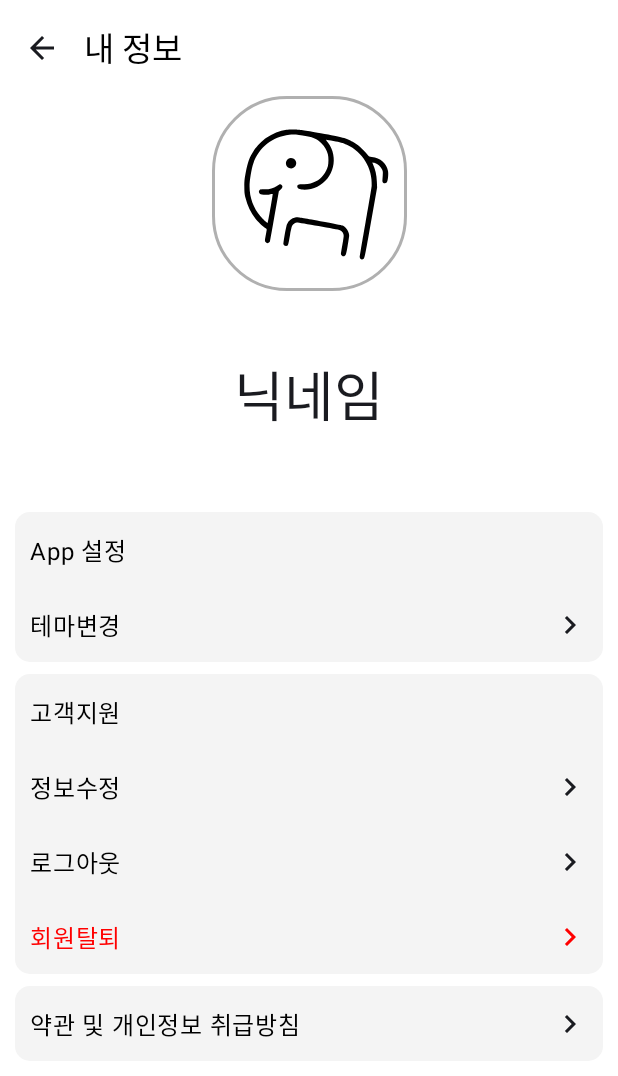
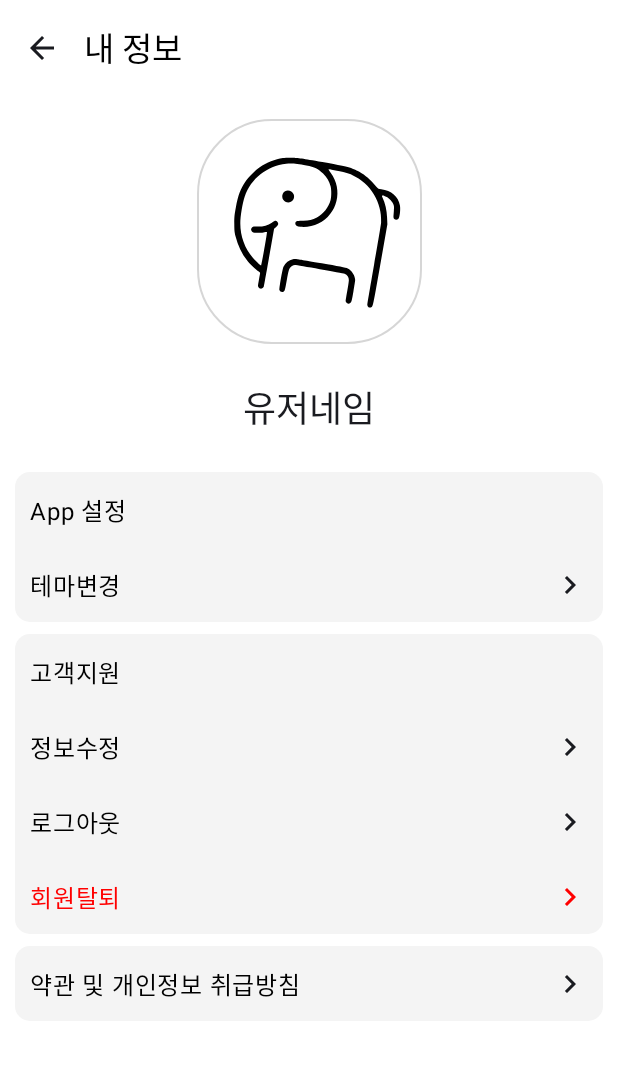
Before and after one commit to COINKIRI/Coinkiri-android, an Android app built with Jetpack Compose: the ProfileScreen screen opened through its navigation route, on a phone screen of 412 x 824 dp. Shown: the top 1076 px of the screen. Run offline under Robolectric (Android 15) with nearby library versions, the phone set to English and light mode, and no system bars; our stand-ins replace Dagger/Hilt's generated code; Roboto replaces fonts that are not available here.

Commit message:
refactor: 기존 profile이미지와 유저닉네임을 합친 UserInfoItem 컴포넌트로 변경

```diff
--- a/app/src/main/java/com/coinkiri/coinkiri/ui/profile/ProfileScreen.kt
+++ b/app/src/main/java/com/coinkiri/coinkiri/ui/profile/ProfileScreen.kt
@@ -23,6 +23,7 @@ import com.coinkiri.coinkiri.ui.profile.component.FirstSettingList
 import com.coinkiri.coinkiri.ui.profile.component.ProfileImg
 import com.coinkiri.coinkiri.ui.profile.component.SecondSettingList
 import com.coinkiri.coinkiri.ui.profile.component.ThirdSettingList
+import com.coinkiri.coinkiri.ui.profile.component.UserInfoItem
 
 @Composable
 fun ProfileScreen(
@@ -62,10 +63,7 @@ private fun ProfileContent(
             .background(White),
         horizontalAlignment = Alignment.CenterHorizontally
     ) {
-        ProfileImg()
-        Spacer(modifier = Modifier.height(42.dp))
-        Text(text = "닉네임", style = CoinkiriTheme.typography.displaySmall)
-        Spacer(modifier = Modifier.height(42.dp))
+        UserInfoItem()
         Column(
             modifier = Modifier
                 .padding(10.dp),
--- a/app/src/main/java/com/coinkiri/coinkiri/ui/profile/component/ProfileImg.kt
+++ /dev/null
@@ -1,38 +0,0 @@
-package com.coinkiri.coinkiri.ui.profile.component
-
-import androidx.compose.foundation.BorderStroke
-import androidx.compose.foundation.Image
-import androidx.compose.foundation.layout.size
-import androidx.compose.foundation.shape.RoundedCornerShape
-import androidx.compose.material3.Card
-import androidx.compose.material3.CardDefaults
-import androidx.compose.runtime.Composable
-import androidx.compose.ui.Modifier
-import androidx.compose.ui.graphics.Color
-import androidx.compose.ui.res.painterResource
-import androidx.compose.ui.tooling.preview.Preview
-import androidx.compose.ui.unit.dp
-import com.coinkiri.coinkiri.R
-import com.coinkiri.coinkiri.core.designsystem.theme.White
-
-@Composable
-fun ProfileImg() {
-    Card(
-        shape = RoundedCornerShape(50.dp),
-        colors = CardDefaults.cardColors(White),
-        border = BorderStroke(color = Color(0xFFB0B0B0), width = 2.dp),
-        modifier = Modifier
-            .size(130.dp)
-    ) {
-        Image(
-            painter = painterResource(id = R.drawable.img_coinkiri_app_icon_dark),
-            contentDescription = "defaultImg"
-        )
-    }
-}
-
-@Preview
-@Composable
-fun ProfileImgPreview() {
-    ProfileImg()
-}
--- /dev/null
+++ b/app/src/main/java/com/coinkiri/coinkiri/ui/profile/component/UserInfoItem.kt
@@ -0,0 +1,64 @@
+package com.coinkiri.coinkiri.ui.profile.component
+
+import androidx.compose.foundation.BorderStroke
+import androidx.compose.foundation.Image
+import androidx.compose.foundation.layout.Arrangement
+import androidx.compose.foundation.layout.Column
+import androidx.compose.foundation.layout.Spacer
+import androidx.compose.foundation.layout.fillMaxWidth
+import androidx.compose.foundation.layout.padding
+import androidx.compose.foundation.layout.size
+import androidx.compose.foundation.shape.RoundedCornerShape
+import androidx.compose.material3.Card
+import androidx.compose.material3.CardDefaults
+import androidx.compose.material3.Text
+import androidx.compose.runtime.Composable
+import androidx.compose.ui.Alignment
+import androidx.compose.ui.Modifier
+import androidx.compose.ui.res.painterResource
+import androidx.compose.ui.tooling.preview.Preview
+import androidx.compose.ui.unit.dp
+import com.coinkiri.coinkiri.R
+import com.coinkiri.coinkiri.core.designsystem.theme.CoinkiriTheme
+import com.coinkiri.coinkiri.core.designsystem.theme.Gray300
+import com.coinkiri.coinkiri.core.designsystem.theme.White
+
+@Composable
+fun UserInfoItem() {
+    Column(
+        verticalArrangement = Arrangement.Center,
+        horizontalAlignment = Alignment.CenterHorizontally,
+        modifier = Modifier
+            .fillMaxWidth()
+            .padding(15.dp)
+    ) {
+
+        Card(
+            shape = RoundedCornerShape(50.dp),
+            colors = CardDefaults.cardColors(White),
+            border = BorderStroke(
+                color = Gray300,
+                width = 1.dp
+            ),
+            modifier = Modifier.size(150.dp)
+        ) {
+            Image(
+                painter = painterResource(id = R.drawable.img_coinkiri_app_icon_dark),
+                contentDescription = "profile img"
+            )
+        }
+        Spacer(modifier = Modifier.padding(12.dp))
+        Text(
+            text = "유저네임",
+            style = CoinkiriTheme.typography.headlineSmall
+        )
+    }
+}
+
+@Preview(showBackground = true)
+@Composable
+private fun UserInfoItemPreview() {
+    CoinkiriTheme {
+        UserInfoItem()
+    }
+}
```
